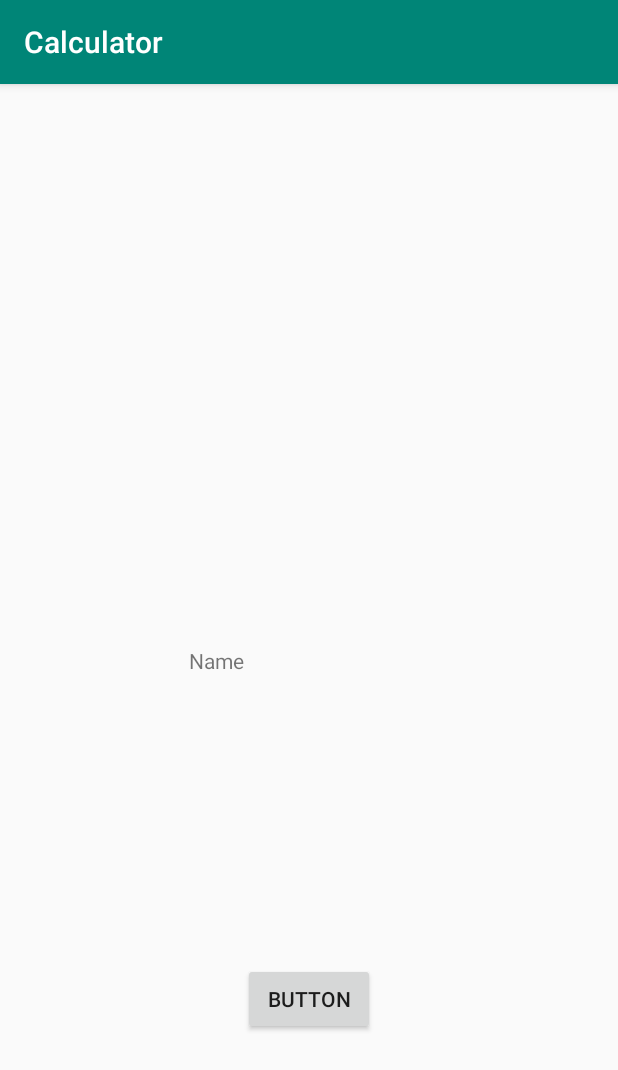
After one commit to Vadym-M/Calculator, an Android app: the MainActivity2 screen opened directly, with no data from a screen before it, on a phone screen of 412 x 824 dp. The commit adds this screen. Shown: the top 1070 px of the screen. Run offline under Robolectric (Android 15) with nearby library versions, the phone set to English and light mode, and no system bars.

Commit message:
Example Screen

```diff
--- a/app/src/main/AndroidManifest.xml
+++ b/app/src/main/AndroidManifest.xml
@@ -9,6 +9,7 @@
         android:roundIcon="@mipmap/ic_launcher_round"
         android:supportsRtl="true"
         android:theme="@style/AppTheme">
+        <activity android:name=".MainActivity2"></activity>
         <activity android:name=".MainActivity">
             <intent-filter>
                 <action android:name="android.intent.action.MAIN" />
--- a/app/src/main/java/com/vinade_app/calculator/MainActivity.java
+++ b/app/src/main/java/com/vinade_app/calculator/MainActivity.java
@@ -2,13 +2,30 @@ package com.vinade_app.calculator;
 
 import androidx.appcompat.app.AppCompatActivity;
 
+import android.content.Intent;
 import android.os.Bundle;
+import android.view.View;
+import android.view.View.OnClickListener;
+import android.widget.Button;
 
 public class MainActivity extends AppCompatActivity {
+
 
     @Override
     protected void onCreate(Bundle savedInstanceState) {
         super.onCreate(savedInstanceState);
         setContentView(R.layout.activity_main);
+        Button changeScreen = findViewById(R.id.button17);
+
+        changeScreen.setOnClickListener(new OnClickListener() {
+            @Override
+            public void onClick(View view) {
+                Intent Screen2 = new Intent(getApplicationContext(), MainActivity2.class);
+                startActivity(Screen2);
+            }
+        });
     }
+
+
+
 }
--- /dev/null
+++ b/app/src/main/java/com/vinade_app/calculator/MainActivity2.java
@@ -0,0 +1,29 @@
+package com.vinade_app.calculator;
+
+import androidx.appcompat.app.AppCompatActivity;
+
+import android.os.Bundle;
+import android.view.View;
+import android.widget.Button;
+import android.widget.TextView;
+
+public class MainActivity2 extends AppCompatActivity {
+
+    @Override
+    protected void onCreate(Bundle savedInstanceState) {
+        super.onCreate(savedInstanceState);
+        setContentView(R.layout.activity_main2);
+
+        Button tekstBtn = findViewById(R.id.button);
+        final TextView pole =  findViewById(R.id.TextField);
+
+        tekstBtn.setOnClickListener(new View.OnClickListener() {
+            @Override
+            public void onClick(View view) {
+                pole.setText("cat");
+            }
+        });
+    }
+
+
+}
--- a/app/src/main/res/layout/activity_main.xml
+++ b/app/src/main/res/layout/activity_main.xml
@@ -220,4 +220,5 @@
         app:layout_constraintEnd_toEndOf="parent"
         app:layout_constraintStart_toEndOf="@+id/button19"
         app:layout_constraintTop_toTopOf="@+id/button19" />
+
 </androidx.constraintlayout.widget.ConstraintLayout>
--- /dev/null
+++ b/app/src/main/res/layout/activity_main2.xml
@@ -0,0 +1,31 @@
+<?xml version="1.0" encoding="utf-8"?>
+<androidx.constraintlayout.widget.ConstraintLayout xmlns:android="http://schemas.android.com/apk/res/android"
+    xmlns:app="http://schemas.android.com/apk/res-auto"
+    xmlns:tools="http://schemas.android.com/tools"
+    android:layout_width="match_parent"
+    android:layout_height="match_parent"
+    tools:context=".MainActivity2">
+
+    <Button
+        android:id="@+id/button"
+        android:layout_width="wrap_content"
+        android:layout_height="wrap_content"
+        android:layout_marginTop="192dp"
+        android:text="Button"
+        app:layout_constraintEnd_toEndOf="parent"
+        app:layout_constraintStart_toStartOf="parent"
+        app:layout_constraintTop_toBottomOf="@+id/TextField" />
+
+    <TextView
+        android:id="@+id/TextField"
+        android:layout_width="wrap_content"
+        android:layout_height="wrap_content"
+        android:ems="10"
+        android:inputType="textPersonName"
+        android:text="Name"
+        app:layout_constraintBottom_toBottomOf="parent"
+        app:layout_constraintEnd_toEndOf="parent"
+        app:layout_constraintStart_toStartOf="parent"
+        app:layout_constraintTop_toTopOf="parent" />
+
+</androidx.constraintlayout.widget.ConstraintLayout>
--- a/build.gradle
+++ b/build.gradle
@@ -7,7 +7,7 @@ buildscript {
 
     }
     dependencies {
-        classpath 'com.android.tools.build:gradle:3.5.2'
+        classpath 'com.android.tools.build:gradle:4.1.1'
 
         // NOTE: Do not place your application dependencies here; they belong
         // in the individual module build.gradle files
```
Also changed, not shown: gradle/wrapper/gradle-wrapper.properties.
